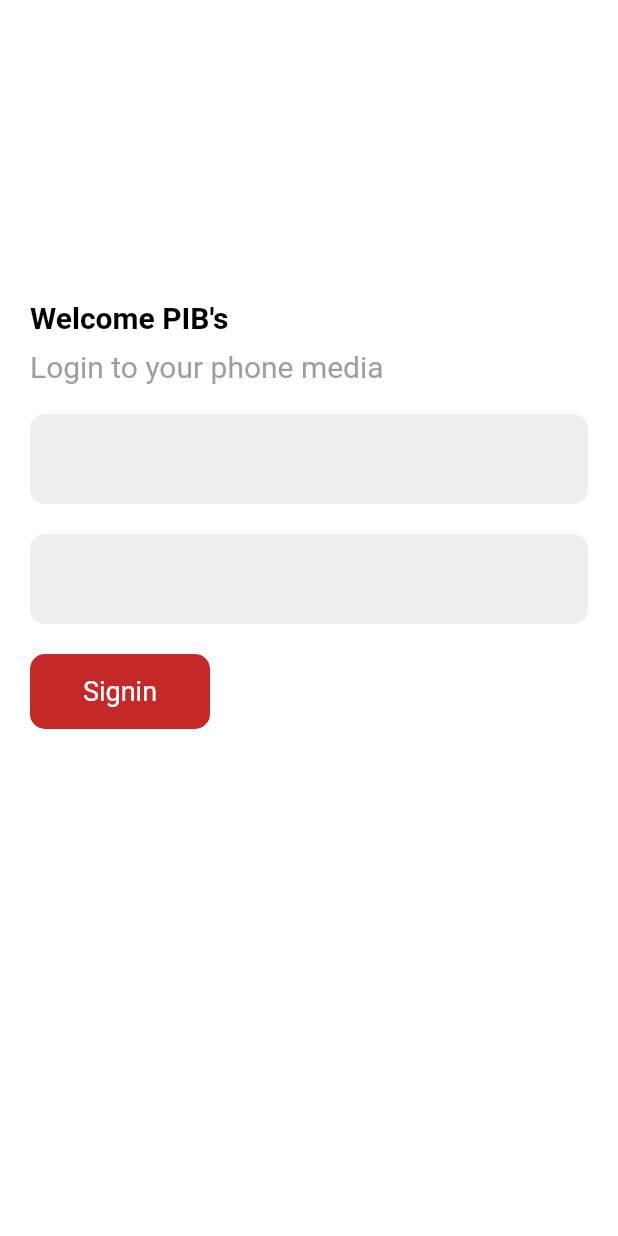
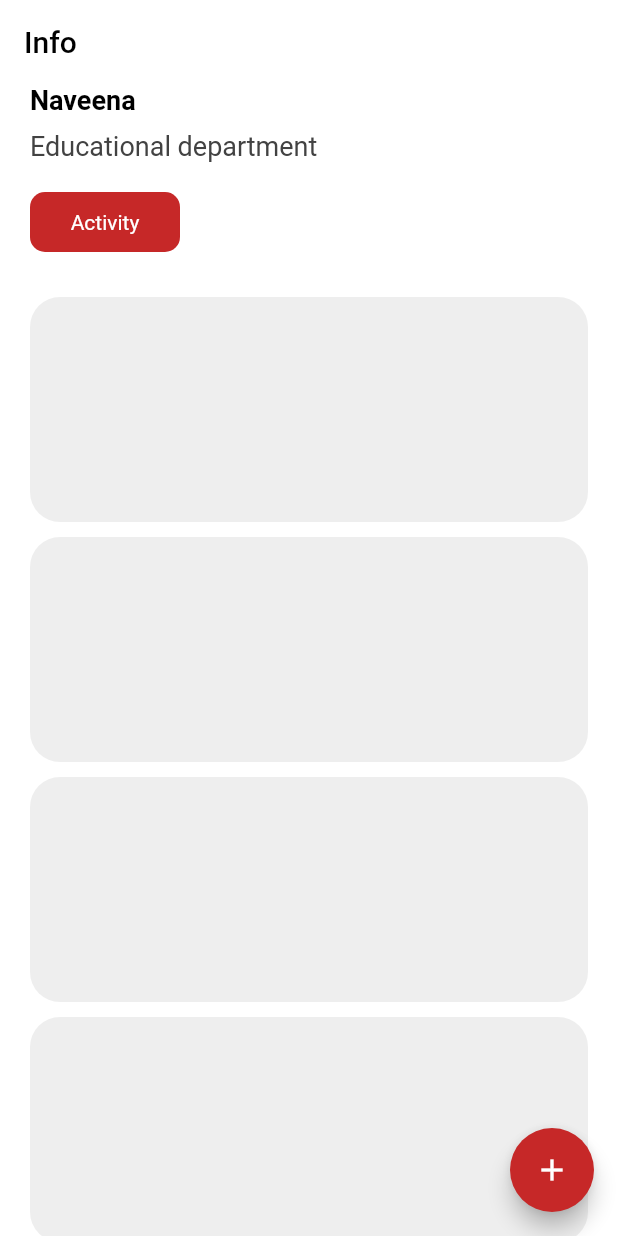
Before and after one commit to Smart-India-Hackathon-2022/SIH-NS1229, a Flutter app: the screen it shows after launch, on a phone screen of 412 x 824 dp. Run offline on Flutter 3.47's test engine with Material 2 defaults, Android fonts, the phone set to English and light mode, and no system bars; our stand-ins replace firebase_core, firebase_storage, google_fonts, image_picker; accounts and stored records are empty.

Commit message:
feat/pib's profile

```diff
--- /dev/null
+++ b/ns1229/lib/Admin/pibprofilescreen.dart
@@ -0,0 +1,100 @@
+import 'package:flutter/material.dart';
+
+class PIBProfileScreen extends StatefulWidget {
+  const PIBProfileScreen({Key? key}) : super(key: key);
+
+  @override
+  State<PIBProfileScreen> createState() => _PIBProfileScreenState();
+}
+
+class _PIBProfileScreenState extends State<PIBProfileScreen> {
+  @override
+  Widget build(BuildContext context) {
+    return Scaffold(
+      backgroundColor: Colors.white,
+      appBar: AppBar(
+        elevation: 0,
+        backgroundColor: Colors.white,
+        title: Text(
+          "Info",
+          style: TextStyle(color: Colors.black),
+        ),
+      ),
+      floatingActionButton: FloatingActionButton(
+        onPressed: () {},
+        child: Icon(Icons.add),
+        backgroundColor: Colors.red[800],
+      ),
+      body: SafeArea(
+        child: Container(
+          height: MediaQuery.of(context).size.height,
+          child: Column(
+              mainAxisAlignment: MainAxisAlignment.start,
+              crossAxisAlignment: CrossAxisAlignment.start,
+              children: [
+                Padding(
+                  padding: const EdgeInsets.only(
+                    left: 20.0,
+                  ),
+                  child: Text(
+                    "Naveena",
+                    style: TextStyle(
+                        color: Colors.black,
+                        fontSize: 18,
+                        fontWeight: FontWeight.bold),
+                  ),
+                ),
+                Padding(
+                  padding: const EdgeInsets.only(left: 20.0, top: 10),
+                  child: Text(
+                    "Educational department",
+                    style: TextStyle(
+                        color: Colors.grey[800],
+                        fontSize: 18,
+                        fontWeight: FontWeight.normal),
+                  ),
+                ),
+                Padding(
+                  padding:
+                      const EdgeInsets.only(left: 20.0, top: 20, bottom: 20),
+                  child: Container(
+                    height: 40,
+                    width: 100,
+                    decoration: BoxDecoration(
+                      color: Colors.red[800],
+                      borderRadius: BorderRadius.circular(10),
+                    ),
+                    child: Center(
+                        child: Text(
+                      "Activity",
+                      style: TextStyle(color: Colors.white),
+                    )),
+                  ),
+                ),
+                Expanded(
+                  child: Container(
+                    height: 100,
+                    child: ListView.builder(
+                      itemCount: 6,
+                      itemBuilder: (context, index) {
+                        return Padding(
+                          padding: const EdgeInsets.only(
+                              left: 20.0, top: 10, right: 20),
+                          child: Container(
+                            height: 150,
+                            width: double.infinity,
+                            decoration: BoxDecoration(
+                                color: Colors.grey[200],
+                                borderRadius: BorderRadius.circular(20)),
+                          ),
+                        );
+                      },
+                    ),
+                  ),
+                )
+              ]),
+        ),
+      ),
+    );
+  }
+}
--- a/ns1229/lib/main.dart
+++ b/ns1229/lib/main.dart
@@ -4,7 +4,9 @@ import 'package:firebase_core/firebase_core.dart';
 import 'package:flutter/material.dart';
 import 'package:ns1229/Admin/adminpanel.dart';
 import 'package:ns1229/Admin/login.dart';
+
 import 'package:ns1229/homescreen.dart';
+import 'Admin/pibprofilescreen.dart';
 
 Future<void> main() async {
   WidgetsFlutterBinding.ensureInitialized();
@@ -33,7 +35,7 @@ class MyApp extends StatelessWidget {
           // is not restarted.
           primarySwatch: Colors.blue,
         ),
-        home: const Login());
+        home: const PIBProfileScreen());
   }
 }
 
```
